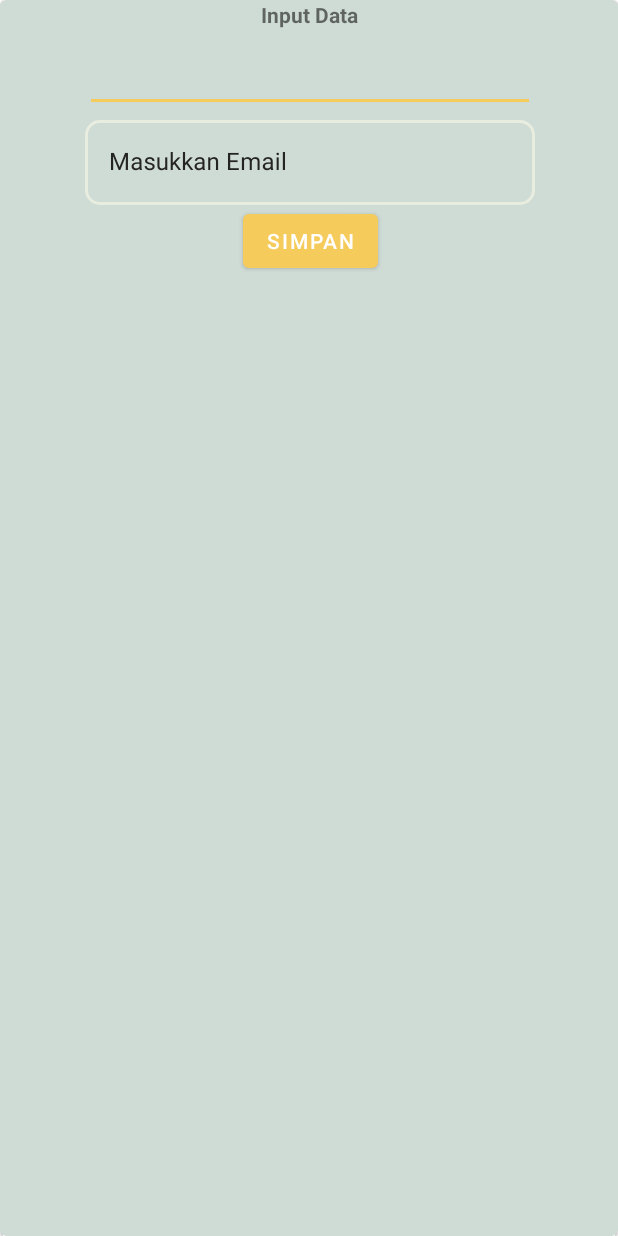
After one commit to aabdullah33/RV_Binar, an Android app: the layout fragment_dialog.xml on its own in the app's theme, with its tools: preview values and no code run, on a phone screen of 412 x 824 dp. The commit adds this screen. Run offline under Robolectric (Android 15) with nearby library versions, the phone set to English and light mode, and no system bars.

Commit message:
Changing into using Repo and ViewModel for ROOM

```diff
--- a/app/src/main/AndroidManifest.xml
+++ b/app/src/main/AndroidManifest.xml
@@ -12,11 +12,11 @@
         <activity
             android:name=".MainActivity"
             android:exported="false"
-            android:noHistory="true"/>
+            android:noHistory="true" />
         <activity
             android:name=".HomeActivity"
             android:exported="false"
-            android:noHistory="true"/>
+            android:noHistory="true" />
         <activity
             android:name=".SplashScreenActivity"
             android:exported="true">
--- a/app/src/main/java/com/binar/rv_binar/data/Note.kt
+++ b/app/src/main/java/com/binar/rv_binar/data/Note.kt
@@ -9,7 +9,7 @@ import kotlinx.parcelize.Parcelize
 @Entity
 @Parcelize
 data class Note(
-    @PrimaryKey(autoGenerate = true) var id: Int?,
+    @PrimaryKey(autoGenerate = true) var id: Int,
     @ColumnInfo(name = "judul") var judul: String,
     @ColumnInfo(name = "note") var note: String,
 ):Parcelable
--- a/app/src/main/java/com/binar/rv_binar/fragment/LoginFragment.kt
+++ b/app/src/main/java/com/binar/rv_binar/fragment/LoginFragment.kt
@@ -49,7 +49,7 @@ class LoginFragment : Fragment() {
                     val intent = Intent(activity, HomeActivity::class.java)
                     activity?.startActivity(intent)
                 }else {
-                    Toast.makeText(activity,"Data Kosong",Toast.LENGTH_SHORT).show()
+                    Toast.makeText(activity,"Akun tidak ditemukan",Toast.LENGTH_SHORT).show()
                 }
             }
         }
--- /dev/null
+++ b/app/src/main/res/drawable/ic_delete.xml
@@ -0,0 +1,4 @@
+<vector android:height="32dp" android:viewportHeight="25"
+    android:viewportWidth="25" android:width="32dp" xmlns:android="http://schemas.android.com/apk/res/android">
+    <path android:fillColor="@color/yellow" android:pathData="m20.5,6h-5.5v-1.46a2.5,2.5 0,1 0,-5 0v1.46h-5.5a0.5,0.5 0,0 0,0 1h0.5v14a2,2 0,0 0,2 2h11a2,2 0,0 0,2 -2v-14h0.5a0.5,0.5 0,0 0,0 -1zM10,17a0.5,0.5 0,0 1,-1 0v-5a0.5,0.5 0,0 1,1 0zM13,19a0.5,0.5 0,0 1,-1 0v-9a0.5,0.5 0,0 1,1 0zM14,6h-3v-1.46a1.5,1.5 0,1 1,3 0zM16,17a0.5,0.5 0,0 1,-1 0v-5a0.5,0.5 0,0 1,1 0z"/>
+</vector>
--- /dev/null
+++ b/app/src/main/res/drawable/ic_edit.xml
@@ -0,0 +1,6 @@
+<vector android:height="32dp" android:viewportHeight="24"
+    android:viewportWidth="24" android:width="32dp" xmlns:android="http://schemas.android.com/apk/res/android">
+    <path android:fillColor="@color/yellow" android:pathData="m21.1,2.9a3,3 0,0 0,-4.27 0l-1.92,1.95 4.24,4.24 1.92,-1.92a3,3 0,0 0,0.03 -4.27z"/>
+    <path android:fillColor="@color/yellow" android:pathData="m13.49,6.27 l-8.39,8.39a1.15,1.15 0,0 0,-0.19 0.26l-2.78,5.61a1,1 0,0 0,0.87 1.47,1 1,0 0,0 0.44,-0.1l5.61,-2.78a1.15,1.15 0,0 0,0.26 -0.19l8.39,-8.39z"/>
+    <path android:fillColor="@color/yellow" android:pathData="m21,22h-9a1,1 0,0 1,0 -2h9a1,1 0,0 1,0 2z"/>
+</vector>
--- /dev/null
+++ b/app/src/main/res/layout/fragment_dialog.xml
@@ -0,0 +1,70 @@
+<?xml version="1.0" encoding="utf-8"?>
+<com.google.android.material.card.MaterialCardView xmlns:android="http://schemas.android.com/apk/res/android"
+    xmlns:app="http://schemas.android.com/apk/res-auto"
+    xmlns:tools="http://schemas.android.com/tools"
+    android:layout_width="match_parent"
+    android:layout_height="match_parent"
+    android:backgroundTint="@color/darker_beige"
+    android:padding="8dp"
+    tools:context=".fragment.DialogFragment">
+
+    <androidx.constraintlayout.widget.ConstraintLayout
+        android:layout_width="match_parent"
+        android:layout_height="match_parent">
+
+        <TextView
+            android:id="@+id/textView2"
+            android:layout_width="wrap_content"
+            android:layout_height="wrap_content"
+            android:text="Input Data"
+            android:textStyle="bold"
+            app:layout_constraintEnd_toEndOf="parent"
+            app:layout_constraintStart_toStartOf="parent"
+            app:layout_constraintTop_toTopOf="parent" />
+
+        <com.google.android.material.textfield.TextInputEditText
+            android:id="@+id/edt_judul"
+            android:layout_width="300dp"
+            android:layout_height="wrap_content"
+            android:layout_marginTop="10dp"
+            app:layout_constraintEnd_toEndOf="@+id/textView2"
+            app:layout_constraintStart_toStartOf="@+id/textView2"
+            app:layout_constraintTop_toBottomOf="@+id/textView2" />
+
+        <com.google.android.material.textfield.TextInputLayout
+            android:id="@+id/outlinedTextField"
+            style="@style/Widget.MaterialComponents.TextInputLayout.OutlinedBox"
+            android:layout_width="300dp"
+            android:layout_height="wrap_content"
+            android:hint="Masukkan Email"
+            android:textColorHint="@color/dark"
+            app:boxCornerRadiusBottomEnd="10dp"
+            app:boxCornerRadiusBottomStart="10dp"
+            app:boxCornerRadiusTopEnd="10dp"
+            app:boxCornerRadiusTopStart="10dp"
+            app:boxStrokeColor="@color/dark"
+            app:boxStrokeWidth="2dp"
+            app:layout_constraintEnd_toEndOf="@+id/edt_judul"
+            app:layout_constraintStart_toStartOf="@+id/edt_judul"
+            app:layout_constraintTop_toBottomOf="@+id/edt_judul">
+
+            <com.google.android.material.textfield.TextInputEditText
+                android:id="@+id/edt_note"
+                android:layout_width="match_parent"
+                android:layout_height="wrap_content"
+                android:inputType="textEmailAddress"
+                android:textColor="@color/dark" />
+
+        </com.google.android.material.textfield.TextInputLayout>
+
+        <com.google.android.material.button.MaterialButton
+            android:id="@+id/btn_input"
+            android:layout_width="wrap_content"
+            android:layout_height="wrap_content"
+            android:text="SIMPAN"
+            app:layout_constraintEnd_toEndOf="@+id/outlinedTextField"
+            app:layout_constraintStart_toStartOf="@+id/outlinedTextField"
+            app:layout_constraintTop_toBottomOf="@+id/outlinedTextField" />
+
+    </androidx.constraintlayout.widget.ConstraintLayout>
+</com.google.android.material.card.MaterialCardView>
```
Also changed, not shown: app/src/main/java/com/binar/rv_binar/HomeActivity.kt (+1 -59 lines), app/src/main/java/com/binar/rv_binar/NoteAdapter.kt (+34 -2 lines), app/src/main/java/com/binar/rv_binar/data/NoteDao.kt (+5 -4 lines), app/src/main/java/com/binar/rv_binar/data/NoteDatabase.kt (+15 -12 lines), app/src/main/java/com/binar/rv_binar/fragment/DialogFragment.kt (added, +48 -0 lines), app/src/main/java/com/binar/rv_binar/fragment/RegisterFragment.kt (+10 -4 lines), app/src/main/java/com/binar/rv_binar/list/ListFragment.kt (added, +57 -0 lines), app/src/main/java/com/binar/rv_binar/repository/NoteRepository.kt (added, +23 -0 lines), app/src/main/java/com/binar/rv_binar/viewmodel/NoteViewModel.kt (added, +44 -0 lines), app/src/main/res/layout/activity_home.xml (+14 -28 lines), app/src/main/res/layout/fragment_list.xml (added, +31 -0 lines), app/src/main/res/layout/rv_note.xml (+30 -5 lines).
